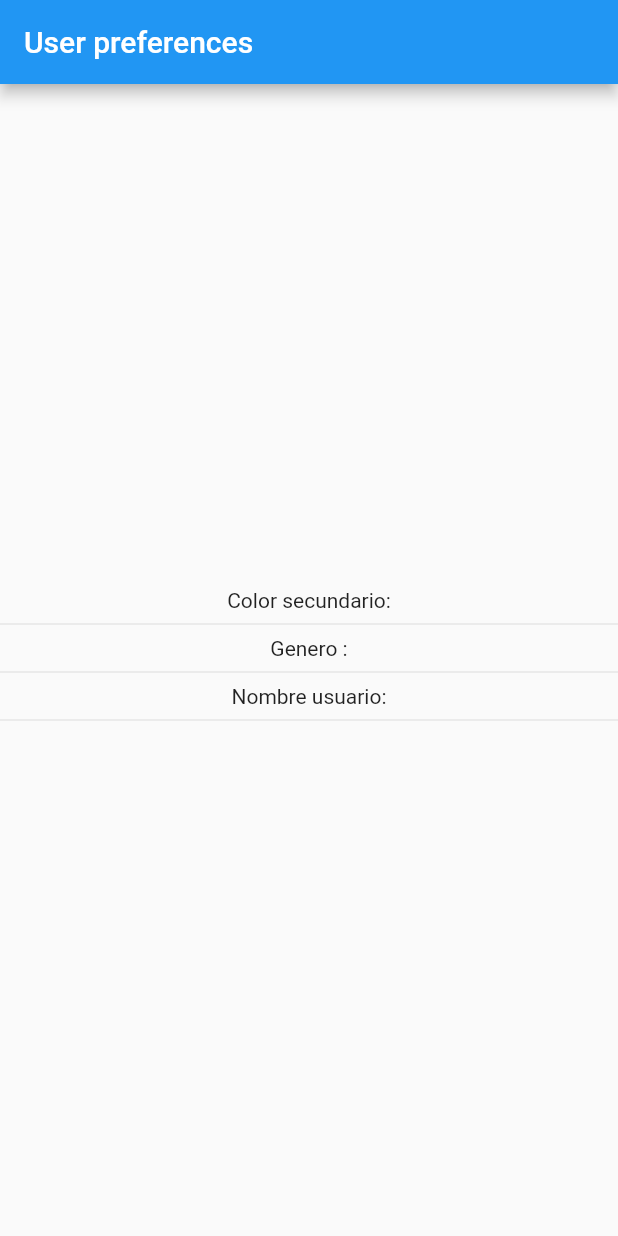
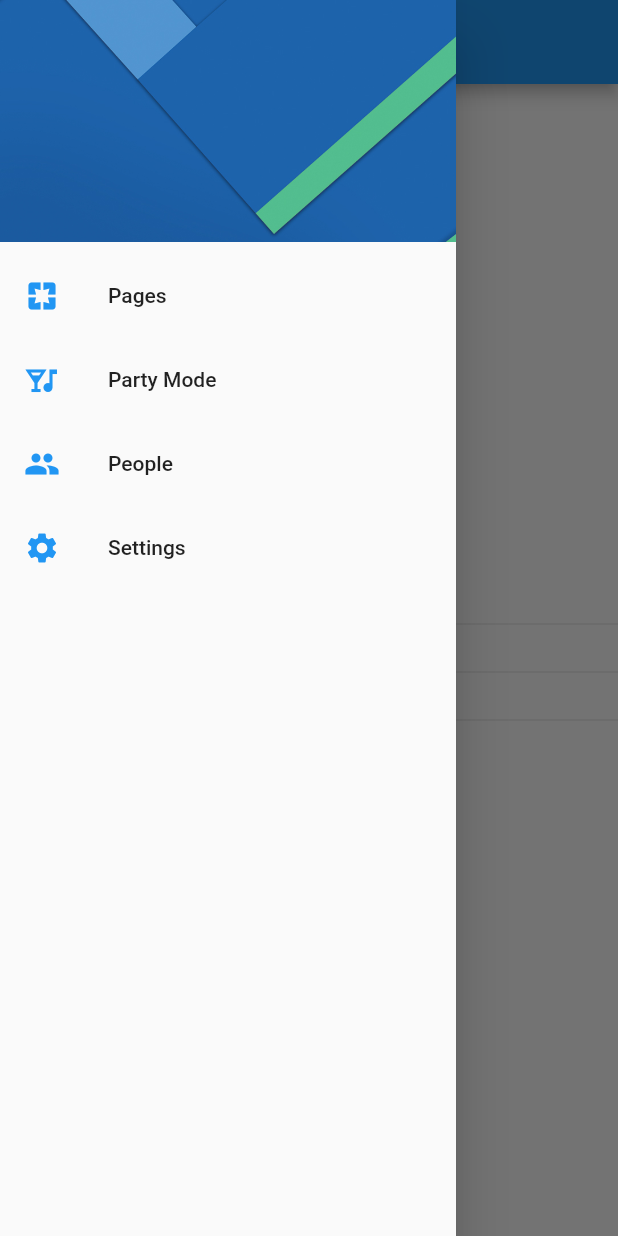
Before and after one commit to CodingCarnage/CursoFlutter_FH_preferencias_usuario, a Flutter app: the screen it shows after launch, with the side drawer open (before the commit the screen has no drawer), on a phone screen of 412 x 824 dp. Run offline on Flutter 3.47's test engine with Material 2 defaults, Android fonts, the phone set to English and light mode, and no system bars.

```diff
--- a/lib/src/pages/home_page.dart
+++ b/lib/src/pages/home_page.dart
@@ -1,4 +1,5 @@
 import 'package:flutter/material.dart';
+import 'package:preferencias_usuario/src/pages/settings_page.dart';
 
 class HomePage extends StatelessWidget {
   const HomePage({Key key}) : super(key: key);
@@ -11,6 +12,7 @@ class HomePage extends StatelessWidget {
       appBar: AppBar(
         title: Text('User preferences'),
       ),
+      drawer: _createMenu(context),
       body: Column(
         mainAxisAlignment: MainAxisAlignment.center,
         children: <Widget>[
@@ -24,4 +26,56 @@ class HomePage extends StatelessWidget {
       ),
     );
   }
+
+  Drawer _createMenu(BuildContext context) {
+    return Drawer(
+      child: ListView(
+        padding: EdgeInsets.zero,
+        children: <Widget>[
+          DrawerHeader(
+            child: Container(),
+            decoration: BoxDecoration(
+              image: DecorationImage(
+                image: AssetImage('assets/images/menu-img.jpg'),
+                fit: BoxFit.cover,
+              ),
+            ),
+          ),
+          ListTile(
+            leading: Icon(
+              Icons.pages,
+              color: Colors.blue,
+            ),
+            title: Text('Pages'),
+            onTap: () => Navigator.pushReplacementNamed(context, HomePage.routeName),
+          ),
+          ListTile(
+            leading: Icon(
+              Icons.nightlife,
+              color: Colors.blue,
+            ),
+            title: Text('Party Mode'),
+            onTap: () {},
+          ),
+          ListTile(
+            leading: Icon(
+              Icons.people,
+              color: Colors.blue,
+            ),
+            title: Text('People'),
+            onTap: () {},
+          ),
+          ListTile(
+            leading: Icon(
+              Icons.settings,
+              color: Colors.blue,
+            ),
+            title: Text('Settings'),
+            onTap: () =>
+                Navigator.pushReplacementNamed(context, SettingsPage.routeName),
+          ),
+        ],
+      ),
+    );
+  }
 }
```
